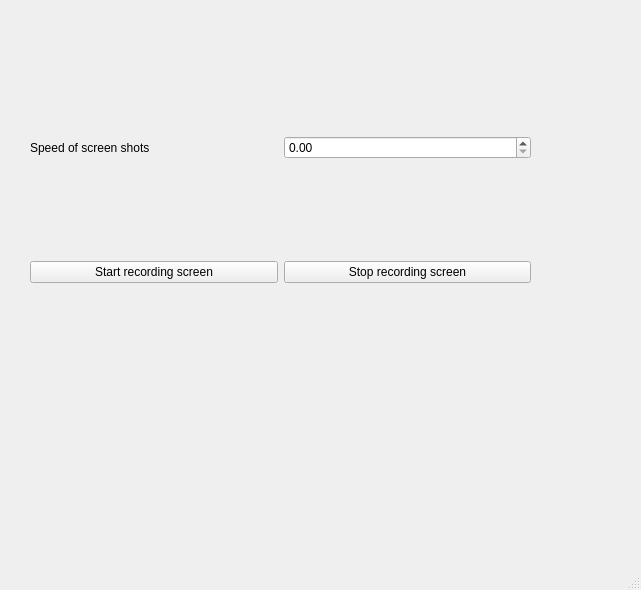
The window that Design/Main.ui (Kanter666/Botter) describes before a commit, drawn with Qt 5.
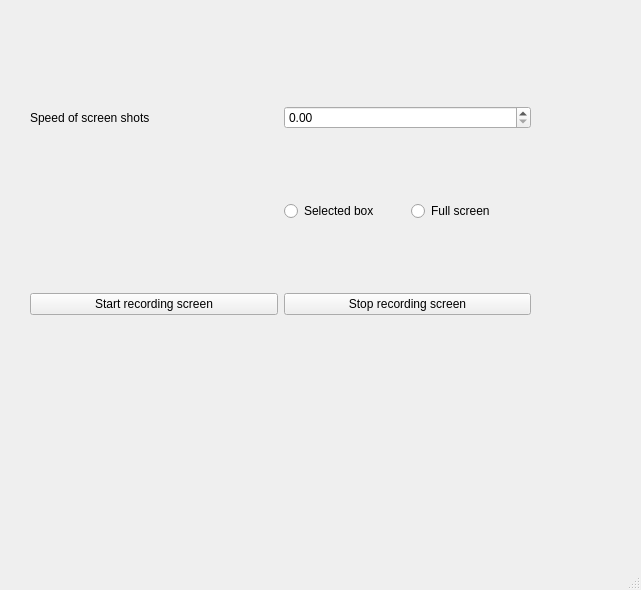
The same window after the commit.

```diff
--- a/Design/Main.ui
+++ b/Design/Main.ui
@@ -34,20 +34,38 @@
        </property>
       </widget>
      </item>
-     <item row="2" column="0">
+     <item row="5" column="0">
       <widget class="QPushButton" name="start_button">
        <property name="text">
         <string>Start recording screen</string>
        </property>
       </widget>
      </item>
-     <item row="2" column="1">
+     <item row="5" column="1">
       <widget class="QPushButton" name="stop_button">
        <property name="text">
         <string>Stop recording screen</string>
        </property>
       </widget>
      </item>
+     <item row="1" column="1">
+      <layout class="QHBoxLayout" name="horizontalLayout">
+       <item>
+        <widget class="QRadioButton" name="boxsc_radb">
+         <property name="text">
+          <string>Selected box</string>
+         </property>
+        </widget>
+       </item>
+       <item>
+        <widget class="QRadioButton" name="fullsc_radb">
+         <property name="text">
+          <string>Full screen</string>
+         </property>
+        </widget>
+       </item>
+      </layout>
+     </item>
     </layout>
    </widget>
   </widget>
```
Left out of the diff: 2 changed lines with no effect on the pictures.
